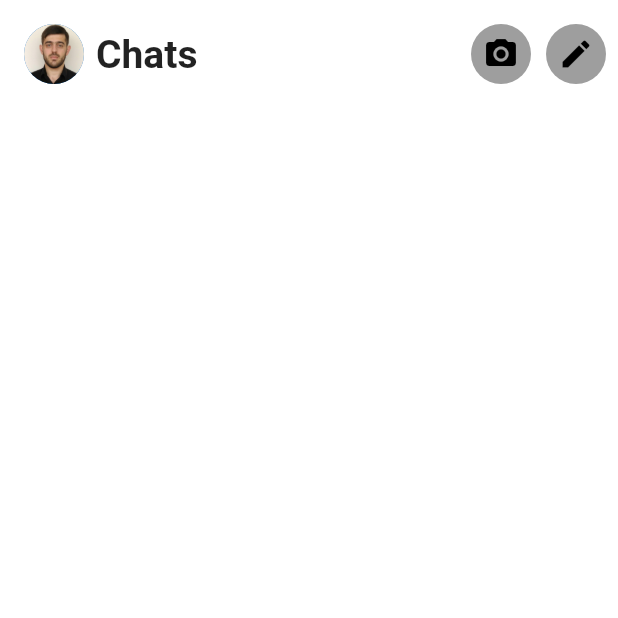
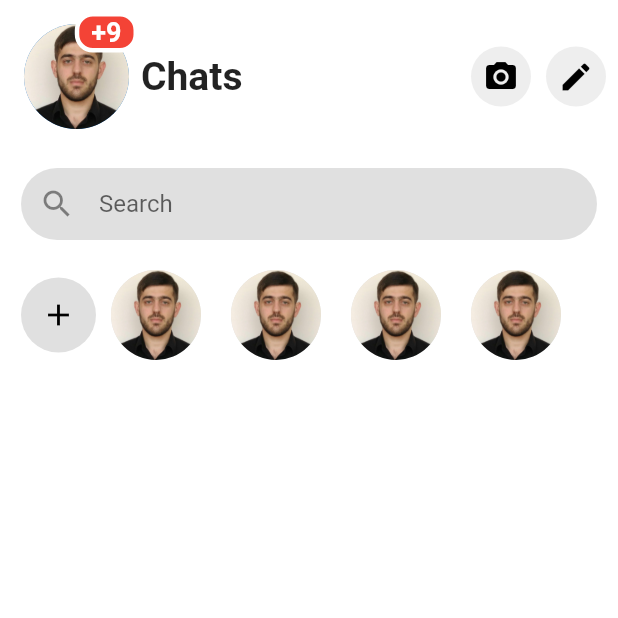
Before and after one commit to armdev19/messenger-flutter-app, a Flutter app: the screen it shows after launch, on a phone screen of 412 x 824 dp, the top half of it. Run offline on Flutter 3.47's test engine with Material 2 defaults, Android fonts, the phone set to English and light mode, and no system bars.

Commit message:
Created Contacts View

```diff
--- a/lib/screens/contacts.dart
+++ b/lib/screens/contacts.dart
@@ -20,12 +20,30 @@ class _ContactsScreenState extends State<ContactsScreen> {
                   padding: const EdgeInsets.all(8.0),
                   child: Row(
                     children: <Widget>[
-                      Padding(
-                        padding: const EdgeInsets.all(8.0),
-                        child: CircleAvatar(
-                          radius: 20,
-                          backgroundImage: AssetImage("images/test_avatar.jpg"),
-                        ),
+                      Stack(
+                        children: <Widget>[
+                          Padding(
+                            padding: const EdgeInsets.all(8.0),
+                            child: CircleAvatar(
+                              radius: 35,
+                              backgroundImage: AssetImage("images/test_avatar.jpg"),
+                            ),
+                          ),
+
+                          Positioned(
+                              right: 2,
+                              child: Container(
+                            decoration: BoxDecoration(
+                              color: Colors.red,
+                              borderRadius: BorderRadius.circular(12),
+                              border: Border.all(color: Colors.white, width: 3)
+                            ),
+                            child: Padding(
+                              padding: const EdgeInsets.only(left: 8, right: 8),
+                              child: Text("+9", style: TextStyle(fontSize: 18, color: Colors.white, fontWeight: FontWeight.w600),),
+                            ),
+                          ))
+                        ],
                       ),
 
                       Text("Chats", style: TextStyle(fontSize: 26, fontWeight: FontWeight.bold),)
@@ -38,14 +56,14 @@ class _ContactsScreenState extends State<ContactsScreen> {
                   child: Row(
                     children: <Widget>[
                       CircleAvatar(
-                        backgroundColor: Colors.grey,
+                        backgroundColor: Colors.grey[200],
                         child: Icon(Icons.camera_alt, color: Colors.black,),
                       ),
 
                       SizedBox(width: 10,),
 
                       CircleAvatar(
-                        backgroundColor: Colors.grey,
+                        backgroundColor: Colors.grey[200],
                         child: Icon(Icons.edit, color: Colors.black,),
                       )
                     ],
@@ -53,6 +71,86 @@ class _ContactsScreenState extends State<ContactsScreen> {
                 ),
               ],
             ),
+
+            SizedBox(height: 10,),
+
+            Padding(
+              padding: const EdgeInsets.only(left: 14, right: 14),
+              child: Container(
+                decoration: BoxDecoration(
+                  color: Colors.grey[300],
+                  borderRadius: BorderRadius.circular(25)
+                ),
+                width: MediaQuery.of(context).size.width - 40,
+                child: Padding(
+                  padding: const EdgeInsets.only(left: 12),
+                  child: TextField(
+                    decoration: InputDecoration(
+                      hintText: "Search",
+                      border: InputBorder.none,
+                      icon: Icon(Icons.search)
+                    ),
+                  ),
+                ),
+              ),
+            ),
+
+            SizedBox(
+              height: 10,
+            ),
+
+            Container(
+              height: 80,
+              child: ListView(
+                scrollDirection: Axis.horizontal,
+                children: <Widget>[
+                  Padding(
+                    padding: const EdgeInsets.only(left: 14),
+                    child: CircleAvatar(
+                      radius: 25,
+                      backgroundColor: Colors.grey[300],
+                      child: Icon(Icons.add, size: 24, color: Colors.black,),),
+                  ),
+
+                  Padding(
+                    padding: const EdgeInsets.all(10),
+                    child: CircleAvatar(
+                      radius: 30,
+                      backgroundColor: Colors.grey[300],
+                      backgroundImage: AssetImage("images/test_avatar.jpg"),
+                      ),
+                  ),
+
+                  Padding(
+                    padding: const EdgeInsets.all(10),
+                    child: CircleAvatar(
+                      radius: 30,
+                      backgroundColor: Colors.grey[300],
+                      backgroundImage: AssetImage("images/test_avatar.jpg"),
+                    ),
+                  ),
+
+                  Padding(
+                    padding: const EdgeInsets.all(10),
+                    child: CircleAvatar(
+                      radius: 30,
+                      backgroundColor: Colors.grey[300],
+                      backgroundImage: AssetImage("images/test_avatar.jpg"),
+                    ),
+                  ),
+
+                  Padding(
+                    padding: const EdgeInsets.all(10),
+                    child: CircleAvatar(
+                      radius: 30,
+                      backgroundColor: Colors.grey[300],
+                      backgroundImage: AssetImage("images/test_avatar.jpg"),
+                    ),
+                  ),
+
+                ],
+              ),
+            )
           ],
         ),
       ),
```
